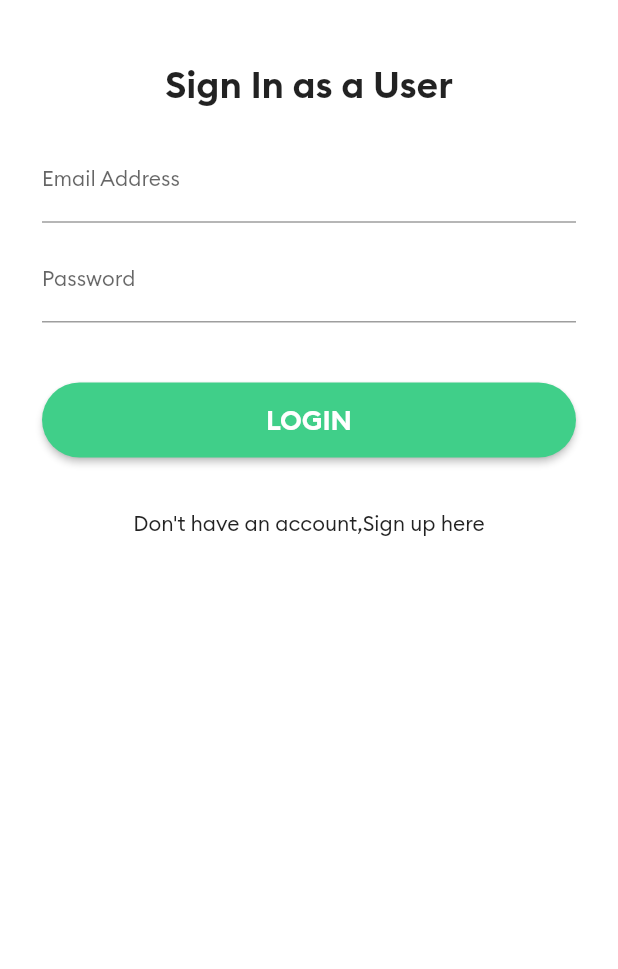
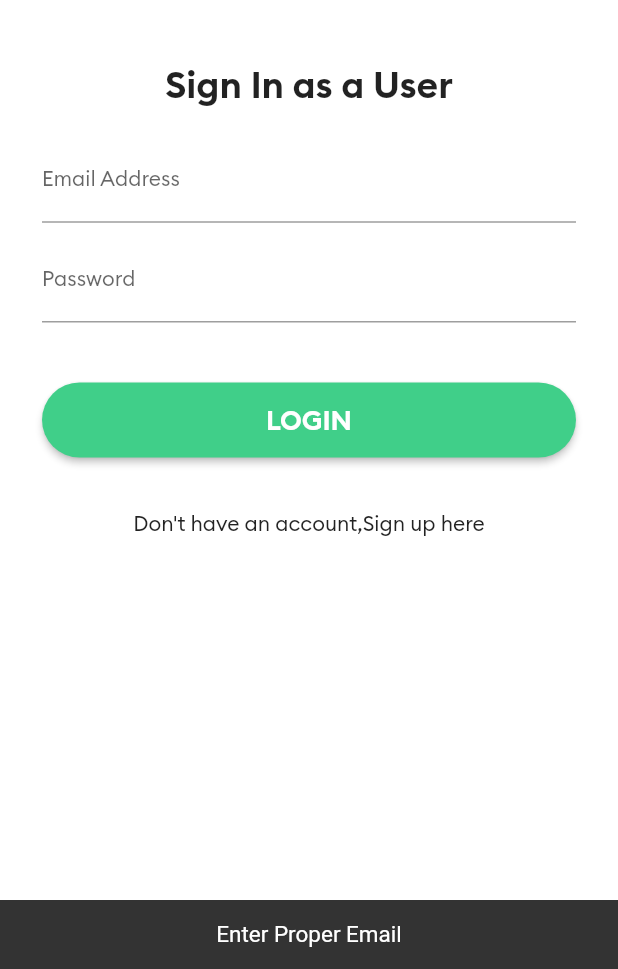
Before and after one commit to keshavrkaranth/cargo_tracking, a Flutter app: the LoginPage screen opened by its route, after a tap on "LOGIN", on a phone screen of 412 x 824 dp, the part 267-1236 px from its top. Run offline on Flutter 3.47's test engine with Material 2 defaults, Android fonts, the phone set to English and light mode, and no system bars; our stand-ins replace connectivity, firebase_auth, firebase_core, firebase_database, font_awesome_flutter; missing offline and left inert: firebase_auth_web, firebase_core_web, firebase_database_web, google_sign_in_web; accounts and stored records are empty.

```diff
--- a/lib/Screens/loginpage.dart
+++ b/lib/Screens/loginpage.dart
@@ -1,6 +1,13 @@
+import 'package:cargo_tracking/Screens/mainpage.dart';
 import 'package:cargo_tracking/Screens/registrationpage.dart';
 import 'package:cargo_tracking/brand_colors.dart';
+import 'package:cargo_tracking/widgets/ProgressDialog.dart';
+import 'package:connectivity/connectivity.dart';
+import 'package:firebase_auth/firebase_auth.dart';
+import 'package:firebase_core/firebase_core.dart';
+import 'package:firebase_database/firebase_database.dart';
 import 'package:flutter/material.dart';
+import 'package:flutter/services.dart';
 
 
 class LoginPage extends StatefulWidget {
@@ -12,11 +19,39 @@ class LoginPage extends StatefulWidget {
 }
 
 class _LoginPageState extends State<LoginPage> {
-  TextEditingController email = TextEditingController();
+  var emailController = TextEditingController();
+  var passwordController = TextEditingController();
+  final GlobalKey<ScaffoldState> scaffoldKey = GlobalKey<ScaffoldState>();
+  final FirebaseAuth _auth = FirebaseAuth.instance;
+
+  void showSnackBar(String title){
+    final snackbar = SnackBar(
+      content:Text(title,textAlign: TextAlign.center,style: const TextStyle(fontSize: 15),),
+    );
+    scaffoldKey.currentState?.showSnackBar(snackbar);
+  }
+
+
+  void login() async{
+
+    // show dialog
+    showDialog(context: context,
+        builder: (BuildContext context)=> const ProgressDialog(status: 'Logging you in'));
+    try{
+      await _auth.signInWithEmailAndPassword(
+          email: emailController.text, password: passwordController.text);
+      Navigator.pop(context);
+      Navigator.pushNamedAndRemoveUntil(context, MainPage.id, (route) => false);
+    }on FirebaseAuthException catch(e){
+      Navigator.pop(context);
+     showSnackBar(e.message.toString());
+    }
+}
   @override
   Widget build(BuildContext context) {
 
     return Scaffold(
+      key: scaffoldKey,
       backgroundColor: Colors.white,
       body: SafeArea(
         child: SingleChildScrollView(
@@ -41,7 +76,7 @@ class _LoginPageState extends State<LoginPage> {
                   child: Column(
                     children:  <Widget> [
                        TextField(
-                         controller: email,
+                         controller: emailController,
                         keyboardType: TextInputType.emailAddress,
                         decoration: const InputDecoration(
                             labelText: 'Email Address',
@@ -56,9 +91,10 @@ class _LoginPageState extends State<LoginPage> {
                         style: const TextStyle(fontSize: 14),
                       ),
                       const SizedBox(height: 10,),
-                      const TextField(
+                       TextField(
+                        controller: passwordController,
                         obscureText: true,
-                        decoration: InputDecoration(
+                        decoration: const InputDecoration(
                             labelText: 'Password',
                             labelStyle: TextStyle(
                               fontSize: 14.0,
@@ -68,11 +104,33 @@ class _LoginPageState extends State<LoginPage> {
                               fontSize: 10.0,
                             )
                         ),
-                        style: TextStyle(fontSize: 14),
+                        style: const TextStyle(fontSize: 14),
                       ),
                       const SizedBox(height: 40,),
                         RaisedButton(
-                          onPressed: (){},
+                          onPressed: () async{
+                            // check for internet connectivity
+                            var connectivityRes = await Connectivity().checkConnectivity();
+                            if(connectivityRes!=ConnectivityResult.mobile && connectivityRes !=ConnectivityResult.wifi){
+                              showSnackBar('No Internet Connection');
+                              return;
+                            }
+
+
+                            if (!emailController.text.contains('@')){
+                              showSnackBar("Enter Proper Email");
+                              return;
+                            }
+
+
+                            // password validation
+                            if(passwordController.text.length<6){
+                              showSnackBar('Password Should be minimum 6 characters long!');
+                              return;
+                            }
+                            login();
+
+                          },
                         shape: RoundedRectangleBorder(
                           borderRadius: BorderRadius.circular(25),
                         ),
--- a/lib/Screens/startingpage.dart
+++ b/lib/Screens/startingpage.dart
@@ -1,5 +1,4 @@
 import 'package:cargo_tracking/Screens/registrationpage.dart';
-import 'package:cargo_tracking/provider/google_sign_in.dart';
 import 'package:firebase_auth/firebase_auth.dart';
 import 'package:flutter/material.dart';
 import 'package:font_awesome_flutter/font_awesome_flutter.dart';
--- a/pubspec.yaml
+++ b/pubspec.yaml
@@ -39,6 +39,7 @@ dependencies:
   font_awesome_flutter: ^9.0.0
   google_sign_in: ^5.0.3
   provider: ^5.0.0
+  connectivity: ^3.0.6
 
 dev_dependencies:
   flutter_test:
```
Also changed, not shown: lib/Screens/mainpage.dart (+4 -42 lines), lib/Screens/registrationpage.dart (+52 -33 lines), lib/main.dart (+5 -7 lines), lib/provider/google_sign_in.dart (deleted, +0 -35 lines), lib/widgets/ProgressDialog.dart (added, +37 -0 lines), 2 other files.
